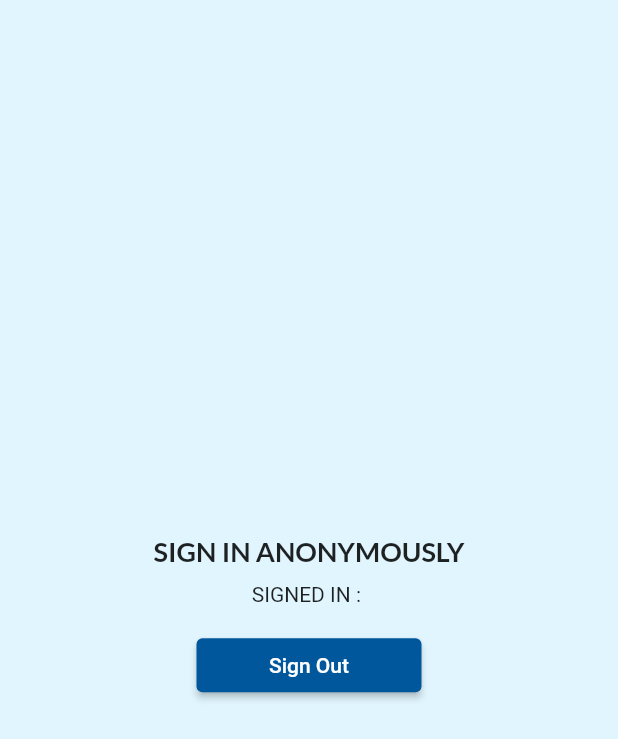
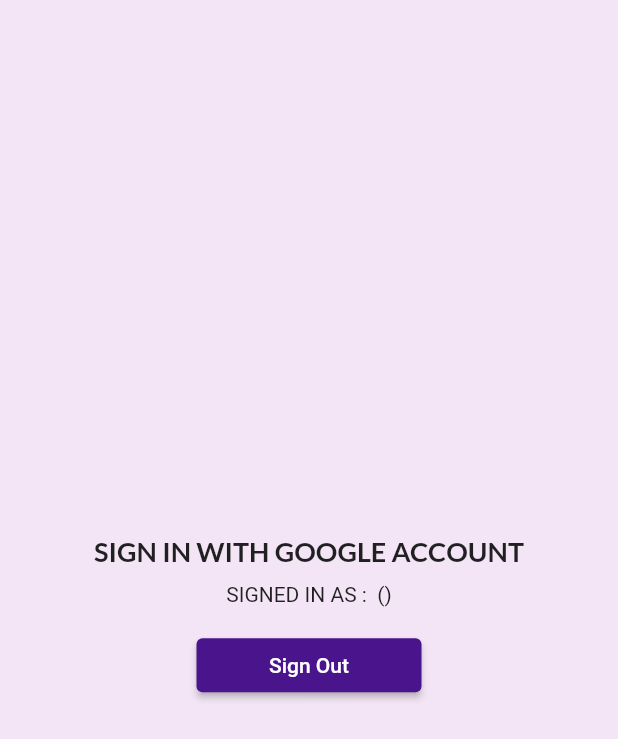
Before and after one commit to angular403/flutter_fundamental2, a Flutter app: the screen it shows once a user with an empty profile is signed in, after a tap on "Sign Out", on a phone screen of 412 x 824 dp. Shown: the top 739 px of the screen. Run offline on Flutter 3.47's test engine with Material 2 defaults, Android fonts, the phone set to English and light mode, and no system bars; our stand-ins replace dio, easy_localization, firebase_auth, firebase_core, google_fonts, google_sign_in; accounts and stored records are empty; network calls fail.

```diff
--- a/lib/main.dart
+++ b/lib/main.dart
@@ -34,7 +34,7 @@ class MyApp extends StatelessWidget {
       supportedLocales: context.supportedLocales,
       locale: context.locale,
       debugShowCheckedModeBanner: false,
-      home: AnonSignInPage(),
+      home: GoogleSignInPage(),
     );
   }
 }
--- a/lib/pages/google_sign_in_page.dart
+++ b/lib/pages/google_sign_in_page.dart
@@ -21,7 +21,18 @@ class GoogleSignInPage extends StatelessWidget {
 
             //* SIGN IN STATUS
             // CODE HERE: Change status based on current user
-            const Text("You haven't signed in yet"),
+            StreamBuilder<User?>(
+                stream: FirebaseAuth.instance.userChanges(),
+                builder: (context, snapshot) {
+                  if (snapshot.hasData) {
+                    return Text(
+                      "SIGNED IN AS : ${FirebaseAuth.instance.currentUser!.displayName} (${FirebaseAuth.instance.currentUser!.email})",
+                      textAlign: TextAlign.center,
+                    );
+                  } else {
+                    return Text("You haven't signed in yet");
+                  }
+                }),
             const SizedBox(height: 15),
 
             //* SIGN IN BUTTON
@@ -33,9 +44,35 @@ class GoogleSignInPage extends StatelessWidget {
                           MaterialStateProperty.all(Colors.purple.shade900)),
                   onPressed: () async {
                     // CODE HERE: Sign in with Google Credential / Sign out from firebase & Google
+                    if (FirebaseAuth.instance.currentUser == null) {
+                      GoogleSignInAccount? account =
+                          await GoogleSignIn().signIn();
+                      if (account != null) {
+                        GoogleSignInAuthentication googleAuth =
+                            await account.authentication;
+                        OAuthCredential credential =
+                            GoogleAuthProvider.credential(
+                          accessToken: googleAuth.accessToken,
+                          idToken: googleAuth.idToken,
+                        );
+                        await FirebaseAuth.instance
+                            .signInWithCredential(credential);
+                      }
+                    } else {
+                      GoogleSignIn().signOut();
+                      FirebaseAuth.instance.signOut();
+                    }
                   },
                   // CODE HERE: Change button text based on current user
-                  child: const Text("Sign In")),
+                  child: StreamBuilder<User?>(
+                      stream: FirebaseAuth.instance.userChanges(),
+                      builder: (context, snapshot) {
+                        if (snapshot.hasData) {
+                          return Text("Sign Out");
+                        } else {
+                          return Text("Sign In");
+                        }
+                      })),
             )
           ],
         ),
--- a/lib/pages/pages.dart
+++ b/lib/pages/pages.dart
@@ -1,6 +1,8 @@
 import 'package:firebase_auth/firebase_auth.dart';
+import 'package:firebase_core/firebase_core.dart';
 import 'package:flutter/material.dart';
 import 'package:google_fonts/google_fonts.dart';
+import 'package:google_sign_in/google_sign_in.dart';
 
 part 'anon_signin_page.dart';
 part 'email_signin_page.dart';
--- a/pubspec.yaml
+++ b/pubspec.yaml
@@ -37,6 +37,7 @@ dependencies:
   flutter:
     sdk: flutter
   google_fonts: ^3.0.1
+  google_sign_in: ^5.3.2
   mockito: ^5.2.0
 
 dev_dependencies:
```
Also changed, not shown: lib/pages/email_signin_page.dart (+58 -3 lines), pubspec.lock.
